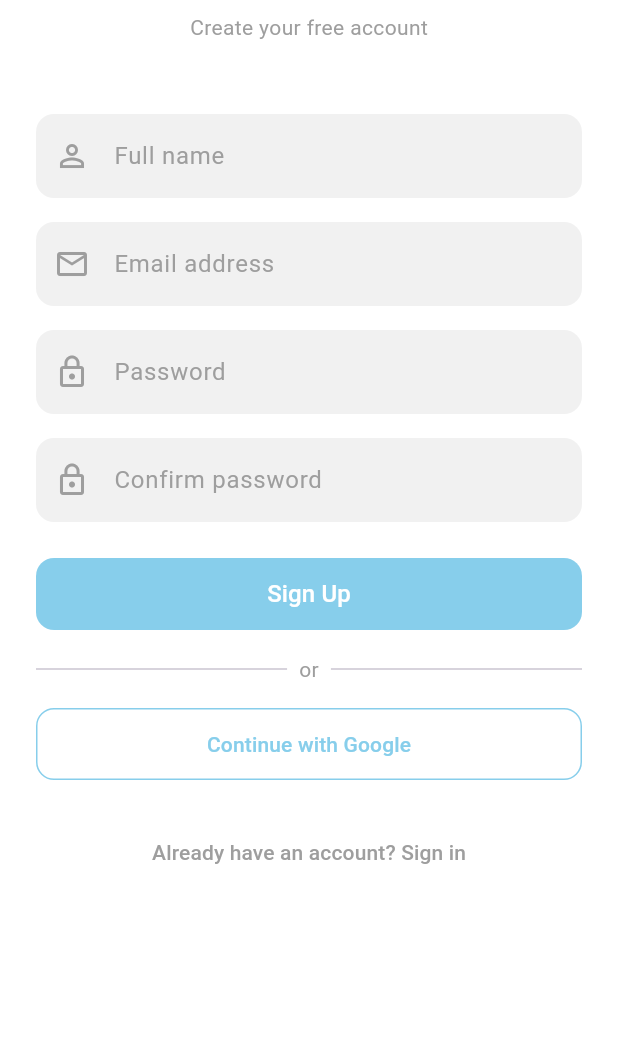
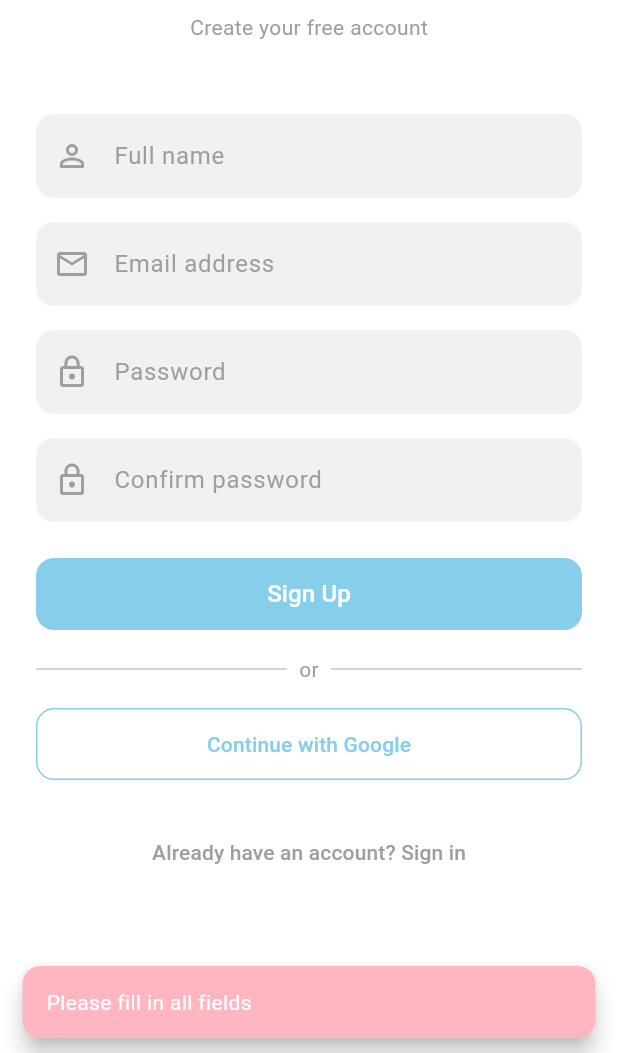
Before and after one commit to deesnutz00/honari, a Flutter app: the SignUpScreen screen opened directly, after a tap on "Sign Up", on a phone screen of 412 x 824 dp, the part 183-1236 px from its top. Run offline on Flutter 3.47's test engine with Material 3 defaults, Android fonts, the light colour scheme and no system bars; our stand-ins replace shared_preferences, supabase_flutter; accounts and stored records are empty.

Commit message:
Improve signup snackbar color and UI tweaks

```diff
--- a/lib/screens/signup_screen.dart
+++ b/lib/screens/signup_screen.dart
@@ -1,7 +1,80 @@
 import 'package:flutter/material.dart';
+import 'package:supabase_flutter/supabase_flutter.dart';
 
-class SignUpScreen extends StatelessWidget {
+class SignUpScreen extends StatefulWidget {
   const SignUpScreen({super.key});
+
+  @override
+  State<SignUpScreen> createState() => _SignUpScreenState();
+}
+
+class _SignUpScreenState extends State<SignUpScreen> {
+  final nameController = TextEditingController();
+  final emailController = TextEditingController();
+  final passwordController = TextEditingController();
+  final confirmPasswordController = TextEditingController();
+
+  bool isLoading = false;
+
+  void signUp() async {
+    final name = nameController.text.trim();
+    final email = emailController.text.trim();
+    final password = passwordController.text;
+    final confirmPassword = confirmPasswordController.text;
+
+    if (name.isEmpty ||
+        email.isEmpty ||
+        password.isEmpty ||
+        confirmPassword.isEmpty) {
+      showMessage('Please fill in all fields');
+      return;
+    }
+
+    if (password != confirmPassword) {
+      showMessage('Passwords do not match');
+      return;
+    }
+
+    setState(() => isLoading = true);
+
+    try {
+      final response = await Supabase.instance.client.auth.signUp(
+        email: email,
+        password: password,
+        data: {'name': name},
+      );
+
+      if (response.user != null) {
+        showMessage(
+          'Account created! Please check your email for confirmation.',
+        );
+        Navigator.pop(context); // Go back to login
+      } else {
+        showMessage('Failed to create account');
+      }
+    } on AuthException catch (e) {
+      showMessage(e.message);
+    } catch (e) {
+      showMessage('Unexpected error: $e');
+    } finally {
+      setState(() => isLoading = false);
+    }
+  }
+
+  void showMessage(String message) {
+    ScaffoldMessenger.of(context).showSnackBar(
+      SnackBar(
+        content: Text(
+          message,
+          style: const TextStyle(color: Colors.white), // Text color
+        ),
+        backgroundColor: const Color(0xFFFFB6C1), // Sakura pink
+        behavior: SnackBarBehavior.floating,
+        shape: RoundedRectangleBorder(borderRadius: BorderRadius.circular(12)),
+        duration: const Duration(seconds: 3),
+      ),
+    );
+  }
 
   @override
   Widget build(BuildContext context) {
@@ -26,7 +99,7 @@ class SignUpScreen extends StatelessWidget {
                       style: TextStyle(
                         fontSize: 28,
                         fontWeight: FontWeight.bold,
-                        color: Color(0xFF87CEEB), // sky blue
+                        color: Color(0xFF87CEEB),
                       ),
                     ),
                     SizedBox(height: 8),
@@ -39,24 +112,28 @@ class SignUpScreen extends StatelessWidget {
               ),
               const SizedBox(height: 48),
 
-              // Fields
-              const _GreyTextField(
+              // TextFields
+              _GreyTextField(
+                controller: nameController,
                 icon: Icons.person_outline,
                 hintText: 'Full name',
               ),
               const SizedBox(height: 16),
-              const _GreyTextField(
+              _GreyTextField(
+                controller: emailController,
                 icon: Icons.email_outlined,
                 hintText: 'Email address',
               ),
               const SizedBox(height: 16),
-              const _GreyTextField(
+              _GreyTextField(
+                controller: passwordController,
                 icon: Icons.lock_outline,
                 hintText: 'Password',
                 obscureText: true,
               ),
               const SizedBox(height: 16),
-              const _GreyTextField(
+              _GreyTextField(
+                controller: confirmPasswordController,
                 icon: Icons.lock_outline,
                 hintText: 'Confirm password',
                 obscureText: true,
@@ -68,20 +145,20 @@ class SignUpScreen extends StatelessWidget {
                 width: double.infinity,
                 height: 48,
                 child: ElevatedButton(
-                  onPressed: () {
-                    // Add sign-up logic here
-                  },
+                  onPressed: isLoading ? null : signUp,
                   style: ElevatedButton.styleFrom(
-                    backgroundColor: const Color(0xFF87CEEB), // sky blue
+                    backgroundColor: const Color(0xFF87CEEB),
                     shape: RoundedRectangleBorder(
                       borderRadius: BorderRadius.circular(12),
                     ),
                     elevation: 0,
                   ),
-                  child: const Text(
-                    'Sign Up',
-                    style: TextStyle(fontSize: 16, color: Colors.white),
-                  ),
+                  child: isLoading
+                      ? const CircularProgressIndicator(color: Colors.white)
+                      : const Text(
+                          'Sign Up',
+                          style: TextStyle(fontSize: 16, color: Colors.white),
+                        ),
                 ),
               ),
 
@@ -102,25 +179,19 @@ class SignUpScreen extends StatelessWidget {
                 width: double.infinity,
                 height: 48,
                 child: OutlinedButton(
-                  onPressed: () {},
+                  onPressed: () {
+                    showMessage("Google login not implemented yet");
+                  },
                   style: OutlinedButton.styleFrom(
                     backgroundColor: Colors.white,
-                    side: const BorderSide(
-                      color: Color.fromARGB(
-                        255,
-                        135,
-                        206,
-                        235,
-                      ), // Outline color
-                      width: 1,
-                    ),
+                    side: const BorderSide(color: Color(0xFF87CEEB), width: 1),
                     shape: RoundedRectangleBorder(
                       borderRadius: BorderRadius.circular(12),
                     ),
                   ),
                   child: const Text(
                     'Continue with Google',
-                    style: TextStyle(color: Color.fromARGB(255, 135, 206, 235)),
+                    style: TextStyle(color: Color(0xFF87CEEB)),
                   ),
                 ),
               ),
@@ -128,9 +199,7 @@ class SignUpScreen extends StatelessWidget {
               const SizedBox(height: 24),
               Center(
                 child: TextButton(
-                  onPressed: () {
-                    Navigator.pop(context); // Go back to login
-                  },
+                  onPressed: () => Navigator.pop(context),
                   child: const Text(
                     "Already have an account? Sign in",
                     style: TextStyle(color: Colors.grey),
@@ -145,22 +214,25 @@ class SignUpScreen extends StatelessWidget {
   }
 }
 
-// TextField with login-style grey background
+// Custom TextField with controller
 class _GreyTextField extends StatelessWidget {
   final IconData icon;
   final String hintText;
   final bool obscureText;
+  final TextEditingController controller;
 
   const _GreyTextField({
     Key? key,
     required this.icon,
     required this.hintText,
+    required this.controller,
     this.obscureText = false,
   }) : super(key: key);
 
   @override
   Widget build(BuildContext context) {
     return TextField(
+      controller: controller,
       obscureText: obscureText,
       style: const TextStyle(color: Colors.black87),
       decoration: InputDecoration(
@@ -168,7 +240,7 @@ class _GreyTextField extends StatelessWidget {
         hintText: hintText,
         hintStyle: const TextStyle(color: Colors.grey),
         filled: true,
-        fillColor: Color(0xFFF1F1F1), // Light grey background
+        fillColor: Color(0xFFF1F1F1),
         border: OutlineInputBorder(
           borderRadius: BorderRadius.circular(12),
           borderSide: BorderSide.none,
```
